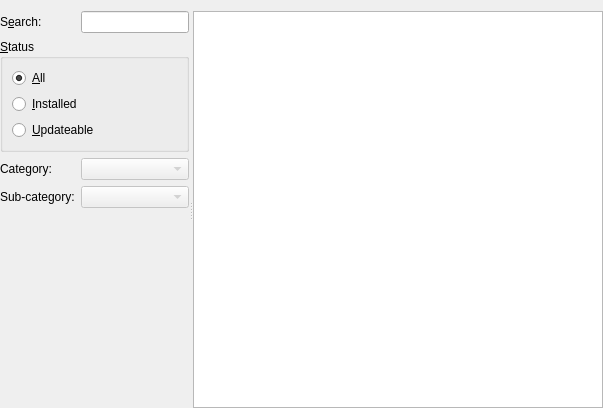
Above: wpmcpp/mainframe.ui from npackd/npackd-cpp before the change. Below: the same form after it.
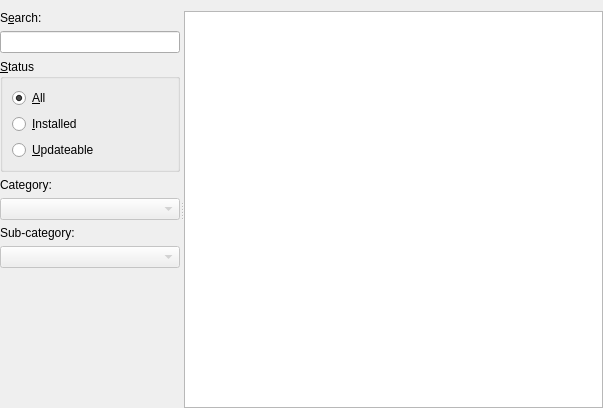
That is the form after the change.

Commit message: - use less horizontal space for the text boxes - normalize the log file path

The edit to the form file:
```diff
--- a/wpmcpp/mainframe.ui
+++ b/wpmcpp/mainframe.ui
@@ -56,11 +56,8 @@
       <enum>Qt::Horizontal</enum>
      </property>
      <widget class="QWidget" name="layoutWidget">
-      <layout class="QFormLayout" name="formLayout_2">
-       <property name="fieldGrowthPolicy">
-        <enum>QFormLayout::AllNonFixedFieldsGrow</enum>
-       </property>
-       <item row="1" column="0">
+      <layout class="QVBoxLayout" name="verticalLayout_3">
+       <item>
         <widget class="QLabel" name="label_3">
          <property name="text">
           <string>S&amp;earch:</string>
@@ -70,8 +67,20 @@
          </property>
         </widget>
        </item>
-       <item row="1" column="1">
+       <item>
         <widget class="QLineEdit" name="lineEditText">
+         <property name="minimumSize">
+          <size>
+           <width>180</width>
+           <height>0</height>
+          </size>
+         </property>
+         <property name="baseSize">
+          <size>
+           <width>0</width>
+           <height>0</height>
+          </size>
+         </property>
          <property name="toolTip">
           <string>&lt;!DOCTYPE HTML PUBLIC &quot;-//W3C//DTD HTML 4.0//EN&quot; &quot;http://www.w3.org/TR/REC-html40/strict.dtd&quot;&gt;
 &lt;html&gt;&lt;head&gt;&lt;meta name=&quot;qrichtext&quot; content=&quot;1&quot; /&gt;&lt;style type=&quot;text/css&quot;&gt;
@@ -81,7 +90,7 @@
          </property>
         </widget>
        </item>
-       <item row="2" column="0" colspan="2">
+       <item>
         <widget class="QGroupBox" name="groupBox">
          <property name="title">
           <string>&amp;Status</string>
@@ -120,7 +129,7 @@
          </layout>
         </widget>
        </item>
-       <item row="3" column="0">
+       <item>
         <widget class="QLabel" name="label">
          <property name="text">
           <string>Category:</string>
@@ -130,14 +139,14 @@
          </property>
         </widget>
        </item>
-       <item row="3" column="1">
+       <item>
         <widget class="QComboBox" name="comboBoxCategory0">
          <property name="enabled">
           <bool>false</bool>
          </property>
         </widget>
        </item>
-       <item row="4" column="0">
+       <item>
         <widget class="QLabel" name="label_2">
          <property name="text">
           <string>Sub-category:</string>
@@ -147,13 +156,26 @@
          </property>
         </widget>
        </item>
-       <item row="4" column="1">
+       <item>
         <widget class="QComboBox" name="comboBoxCategory1">
          <property name="enabled">
           <bool>false</bool>
          </property>
         </widget>
        </item>
+       <item>
+        <spacer name="verticalSpacer">
+         <property name="orientation">
+          <enum>Qt::Vertical</enum>
+         </property>
+         <property name="sizeHint" stdset="0">
+          <size>
+           <width>20</width>
+           <height>40</height>
+          </size>
+         </property>
+        </spacer>
+       </item>
       </layout>
      </widget>
      <widget class="QTableView" name="tableWidget">
```
Left out of the diff: 3 changed lines with no effect on the pictures. The commit also changes 1 other file.
